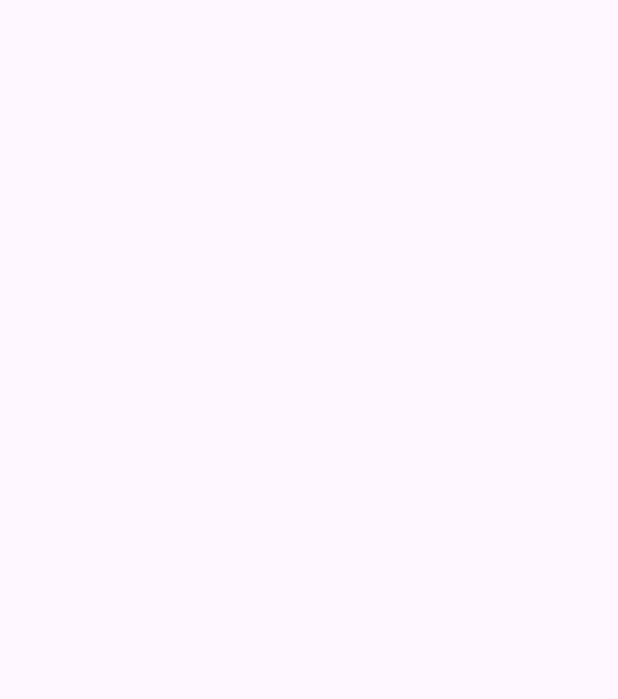
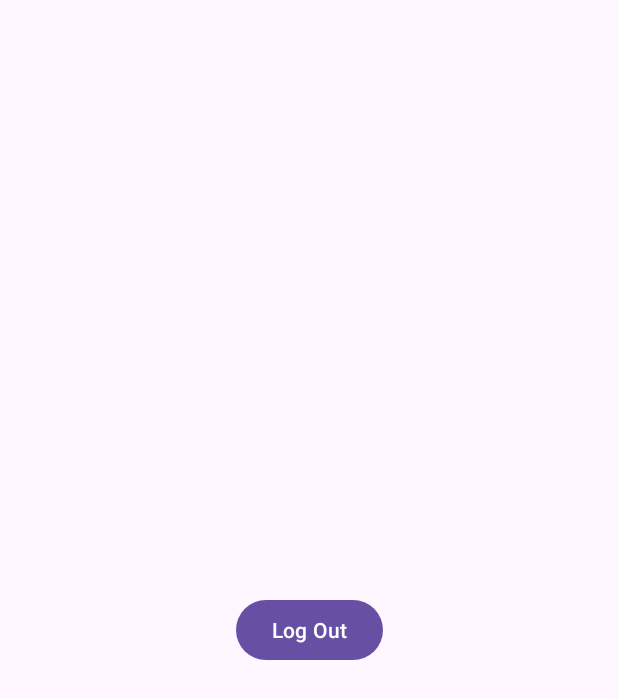
Before and after one commit to hrvthrs/myBookStore, an Android app: the screen it shows after launch (MainActivity), on a phone screen of 412 x 824 dp. Before the commit the part shown is empty. Shown: the top 699 px of the screen. Run offline under Robolectric (Android 15) with nearby library versions, the phone set to English and light mode, and no system bars; our stand-ins replace Firebase (no records; nobody signed in at launch, a user with empty details on screens opened directly).

Commit message:
The text also works, reg and log

```diff
--- a/app/src/main/java/com/example/mybookstore/Register.java
+++ b/app/src/main/java/com/example/mybookstore/Register.java
@@ -3,6 +3,7 @@ package com.example.mybookstore;
 import android.content.Intent;
 import android.os.Bundle;
 import android.text.TextUtils;
+import android.util.Log;
 import android.view.View;
 import android.widget.Button;
 import android.widget.EditText;
@@ -83,10 +84,13 @@ public class Register extends AppCompatActivity {
                         Toast.makeText(Register.this, "User Created.", Toast.LENGTH_SHORT).show();
                         startActivity(new Intent(getApplicationContext(), MainActivity.class));
                     } else {
-                        Toast.makeText(Register.this, "Error!" + task.getException().getMessage(), Toast.LENGTH_SHORT);
+                        Toast.makeText(Register.this, "Error!" + task.getException().getMessage(), Toast.LENGTH_SHORT).show();
+                        progressBar.setVisibility(View.GONE);
                     }
                 }
             });
         });
+
+        mLoginBtn.setOnClickListener(view -> startActivity(new Intent(getApplicationContext(), Login.class)));
     }
 }
--- a/app/src/main/res/layout/activity_main.xml
+++ b/app/src/main/res/layout/activity_main.xml
@@ -6,4 +6,16 @@
     android:layout_width="match_parent"
     android:layout_height="match_parent"
     tools:context=".MainActivity">
+
+    <Button
+        android:id="@+id/buttonLogOut"
+        android:layout_width="wrap_content"
+        android:layout_height="wrap_content"
+        android:layout_marginTop="16dp"
+        android:text="Log Out"
+        app:layout_constraintBottom_toBottomOf="parent"
+        app:layout_constraintEnd_toEndOf="parent"
+        app:layout_constraintStart_toStartOf="parent"
+        app:layout_constraintTop_toTopOf="parent"
+        android:onClick="logout"/>
 </androidx.constraintlayout.widget.ConstraintLayout>
```
Also changed, not shown: app/src/main/java/com/example/mybookstore/Login.java (+62 -0 lines), app/src/main/java/com/example/mybookstore/MainActivity.java (+10 -0 lines), app/src/main/res/layout/activity_login.xml (+15 -3 lines).
